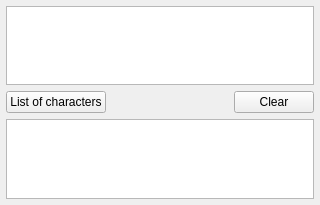
Above: src/UI/Tab/selectedCharactersPage.ui from SvRTM/FontConverter before the change. Below: the same form after it.
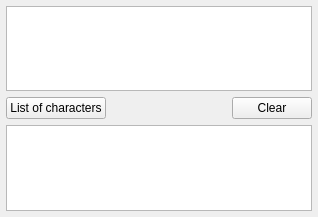
That is the form after the change.

What changed in the file:
```diff
--- a/src/UI/Tab/selectedCharactersPage.ui
+++ b/src/UI/Tab/selectedCharactersPage.ui
@@ -6,8 +6,8 @@
    <rect>
     <x>0</x>
     <y>0</y>
-    <width>320</width>
-    <height>205</height>
+    <width>318</width>
+    <height>217</height>
    </rect>
   </property>
   <property name="windowTitle">
```
Left out of the diff: 8 changed lines with no effect on the pictures.
